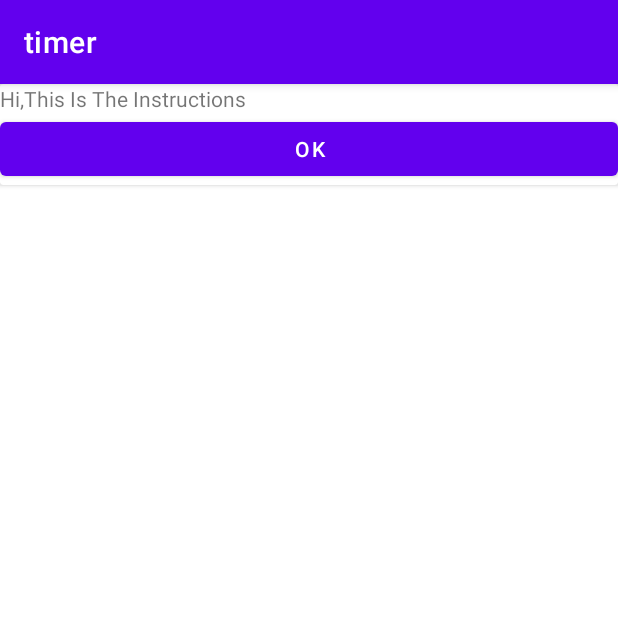
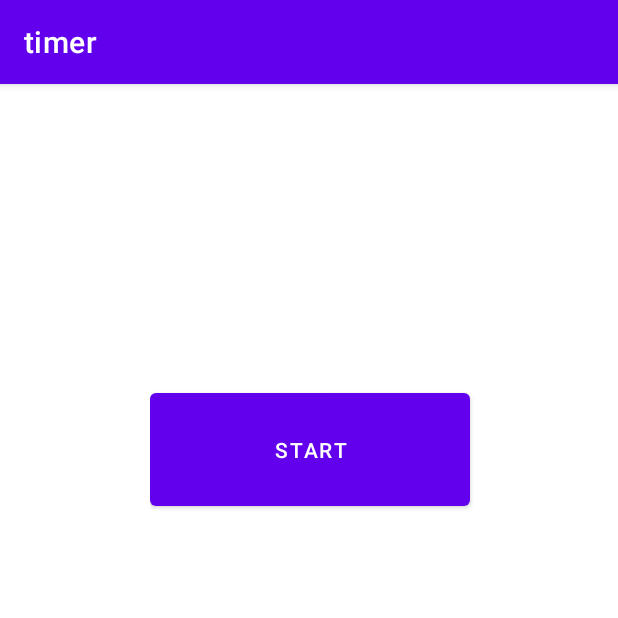
Before and after one commit to hessa-aloraifej/timer, an Android app: the screen it shows after launch (MainActivity), on a phone screen of 412 x 824 dp, the top half of it. Run offline under Robolectric (Android 15) with nearby library versions, the phone set to English and light mode, and no system bars.

Commit message:
secondVersion

```diff
--- /dev/null
+++ b/app/src/main/java/com/example/timer/HomeFragment.kt
@@ -0,0 +1,34 @@
+package com.example.timer
+
+import android.os.Bundle
+import androidx.fragment.app.Fragment
+import android.view.LayoutInflater
+import android.view.View
+import android.view.ViewGroup
+import android.widget.Button
+import androidx.navigation.Navigation
+
+
+class HomeFragment : Fragment() {
+    // TODO: Rename and change types of parameters
+    private var param1: String? = null
+    private var param2: String? = null
+
+
+
+    override fun onCreateView(
+        inflater: LayoutInflater, container: ViewGroup?,
+        savedInstanceState: Bundle?
+    ): View? {
+        // Inflate the layout for this fragment
+       val view=  inflater.inflate(R.layout.fragment_home, container, false)
+        var movebtn=view.findViewById<Button>(R.id.button3)
+        movebtn.setOnClickListener {
+            Navigation.findNavController(view).navigate(R.id.action_homeFragment_to_listFragment)
+
+        }
+        return view
+    }
+
+
+}
--- a/app/src/main/java/com/example/timer/MainActivity.kt
+++ b/app/src/main/java/com/example/timer/MainActivity.kt
@@ -12,37 +12,17 @@ import androidx.core.view.isVisible
 import androidx.lifecycle.ViewModelProvider
 
 class MainActivity : AppCompatActivity() {
-    private  val vm by lazy { ViewModelProvider(this).get(MyVM::class.java) }
-    lateinit var taskName:EditText
-    lateinit var taskDescription:EditText
-    lateinit var addBtn: Button
-    lateinit var viewBtn: Button
-    lateinit var startbtn:Button
-    lateinit var layoutMain:LinearLayout
-    lateinit var cardView:CardView
+
+
+
     override fun onCreate(savedInstanceState: Bundle?) {
         super.onCreate(savedInstanceState)
         setContentView(R.layout.activity_main)
-        taskName=findViewById(R.id.taskName)
-        taskDescription=findViewById(R.id.taskDescription)
-        addBtn=findViewById(R.id.button)
-        viewBtn=findViewById(R.id.button2)
-        startbtn=findViewById(R.id.button4)
-        layoutMain=findViewById(R.id.lMain)
-        cardView=findViewById(R.id.cardView)
-        startbtn.setOnClickListener {
-            layoutMain.isVisible=true
-            cardView.isVisible=false
-        }
-        addBtn.setOnClickListener {
-            vm.save(taskName.text.toString(),taskDescription.text.toString())
-            taskName.text.clear()
-            taskDescription.text.clear()
 
-        }
-        viewBtn.setOnClickListener {
-            val intent= Intent(this,ViewTasks::class.java)
-            startActivity(intent)
-        }
+
+
+
+
+
     }
 }
--- a/app/src/main/java/com/example/timer/MyVM.kt
+++ b/app/src/main/java/com/example/timer/MyVM.kt
@@ -59,7 +59,7 @@ class MyVM (application: Application): AndroidViewModel(application) {
                         "descriptionText" -> description = value as String
                         }
                     }
-                  tasks.add(Task(task_name,description))
+                  tasks.add(Task(task_name,description,""))
                 }
                 list.postValue(tasks)
 
--- a/app/src/main/java/com/example/timer/Task.kt
+++ b/app/src/main/java/com/example/timer/Task.kt
@@ -1,4 +1,4 @@
 package com.example.timer
 
-class Task(val task:String,val description:String) {
+class Task(val task:String,val description:String,val timer:String) {
 }
--- a/app/src/main/res/layout/activity_main.xml
+++ b/app/src/main/res/layout/activity_main.xml
@@ -6,67 +6,12 @@
     android:layout_height="match_parent"
     tools:context=".MainActivity">
 
-    <LinearLayout
+
+    <androidx.fragment.app.FragmentContainerView
+        android:id="@+id/fragmentContainerView"
+        android:name="androidx.navigation.fragment.NavHostFragment"
         android:layout_width="match_parent"
-        android:layout_height="wrap_content"
-        android:id="@+id/lMain"
-        android:orientation="vertical"
-        android:visibility="gone"
-        app:layout_constraintStart_toStartOf="parent"
-        app:layout_constraintTop_toTopOf="parent">
-
-        <EditText
-            android:id="@+id/taskName"
-            android:layout_width="match_parent"
-            android:layout_height="wrap_content"
-            android:ems="10"
-            android:hint="Enter Task Name"
-            android:inputType="textPersonName" />
-
-        <EditText
-            android:id="@+id/taskDescription"
-            android:layout_width="match_parent"
-            android:layout_height="wrap_content"
-            android:ems="10"
-            android:hint="Enter Description Of Task"
-            android:inputType="textPersonName" />
-
-        <Button
-            android:id="@+id/button"
-            android:layout_width="match_parent"
-            android:layout_height="wrap_content"
-            android:text="ADD" />
-
-        <Button
-            android:id="@+id/button2"
-            android:layout_width="match_parent"
-            android:layout_height="wrap_content"
-            android:text="View Tasks" />
-
-    </LinearLayout>
-
-    <androidx.cardview.widget.CardView
-        android:id="@+id/cardView"
-        android:layout_width="match_parent"
-        android:layout_height="wrap_content"
-        tools:layout_editor_absoluteY="186dp">
-
-        <LinearLayout
-            android:layout_width="match_parent"
-            android:layout_height="match_parent"
-            android:orientation="vertical">
-
-            <TextView
-                android:id="@+id/textView4"
-                android:layout_width="match_parent"
-                android:layout_height="wrap_content"
-                android:text="Hi,This Is The Instructions" />
-
-            <Button
-                android:id="@+id/button4"
-                android:layout_width="match_parent"
-                android:layout_height="wrap_content"
-                android:text="Ok" />
-        </LinearLayout>
-    </androidx.cardview.widget.CardView>
+        android:layout_height="match_parent"
+        app:defaultNavHost="true"
+        app:navGraph="@navigation/fragments" />
 </androidx.constraintlayout.widget.ConstraintLayout>
--- a/app/src/main/res/layout/activity_view_tasks.xml
+++ b/app/src/main/res/layout/activity_view_tasks.xml
@@ -14,4 +14,4 @@
         app:layout_constraintEnd_toEndOf="parent"
         app:layout_constraintStart_toStartOf="parent"
         app:layout_constraintTop_toTopOf="parent" />
-</androidx.constraintlayout.widget.ConstraintLayout>
+</androidx.constraintlayout.widget.ConstraintLayout><?xml version="1.0" encoding="utf-8"?>
--- /dev/null
+++ b/app/src/main/res/layout/fragment_home.xml
@@ -0,0 +1,20 @@
+<?xml version="1.0" encoding="utf-8"?>
+<FrameLayout xmlns:android="http://schemas.android.com/apk/res/android"
+    xmlns:tools="http://schemas.android.com/tools"
+    android:layout_width="match_parent"
+    android:layout_height="wrap_content"
+    xmlns:app="http://schemas.android.com/apk/res-auto"
+    app:layout_constraintBottom_toBottomOf="parent"
+    app:layout_constraintTop_toTopOf="parent"
+    app:layout_constraintLeft_toLeftOf="parent"
+    app:layout_constraintRight_toRightOf="parent"
+    android:layout_marginTop="200dp"
+    android:layout_marginLeft="100dp"
+    tools:context=".HomeFragment">
+
+    <Button
+        android:id="@+id/button3"
+        android:layout_width="213dp"
+        android:layout_height="87dp"
+        android:text="Start" />
+</FrameLayout>
--- a/app/src/main/res/navigation/fragments.xml
+++ b/app/src/main/res/navigation/fragments.xml
@@ -3,16 +3,36 @@
     xmlns:app="http://schemas.android.com/apk/res-auto"
     xmlns:tools="http://schemas.android.com/tools"
     android:id="@+id/fragments"
-    app:startDestination="@id/hoomeFragment">
+    app:startDestination="@id/homeFragment">
 
     <fragment
-        android:id="@+id/hoomeFragment"
-        android:name="com.example.timer.HoomeFragment"
-        android:label="fragment_hoome"
-        tools:layout="@layout/fragment_hoome" />
+        android:id="@+id/homeFragment"
+        android:name="com.example.timer.HomeFragment"
+        android:label="fragment_home"
+        tools:layout="@layout/fragment_home" >
+        <action
+            android:id="@+id/action_homeFragment_to_listFragment"
+            app:destination="@id/listFragment" />
+    </fragment>
     <fragment
-        android:id="@+id/viewTaskFragment"
-        android:name="com.example.timer.ViewTaskFragment"
-        android:label="fragment_view_task"
-        tools:layout="@layout/fragment_view_task" />
+        android:id="@+id/listFragment"
+        android:name="com.example.timer.ListFragment"
+        android:label="fragment_list"
+        tools:layout="@layout/fragment_list" >
+        <action
+            android:id="@+id/action_listFragment_to_addFragment"
+            app:destination="@id/addFragment" />
+        <action
+            android:id="@+id/action_listFragment_to_homeFragment"
+            app:destination="@id/homeFragment" />
+    </fragment>
+    <fragment
+        android:id="@+id/addFragment"
+        android:name="com.example.timer.AddFragment"
+        android:label="fragment_add"
+        tools:layout="@layout/fragment_add" >
+        <action
+            android:id="@+id/action_addFragment_to_listFragment"
+            app:destination="@id/listFragment" />
+    </fragment>
 </navigation>
```
Also changed, not shown: app/src/main/java/com/example/timer/HoomeFragment.kt (deleted, +0 -59 lines), app/src/main/java/com/example/timer/ViewTaskFragment.kt (deleted, +0 -59 lines), app/src/main/res/layout/fragment_hoome.xml (deleted, +0 -10 lines), app/src/main/res/layout/fragment_view_task.xml (deleted, +0 -14 lines).
